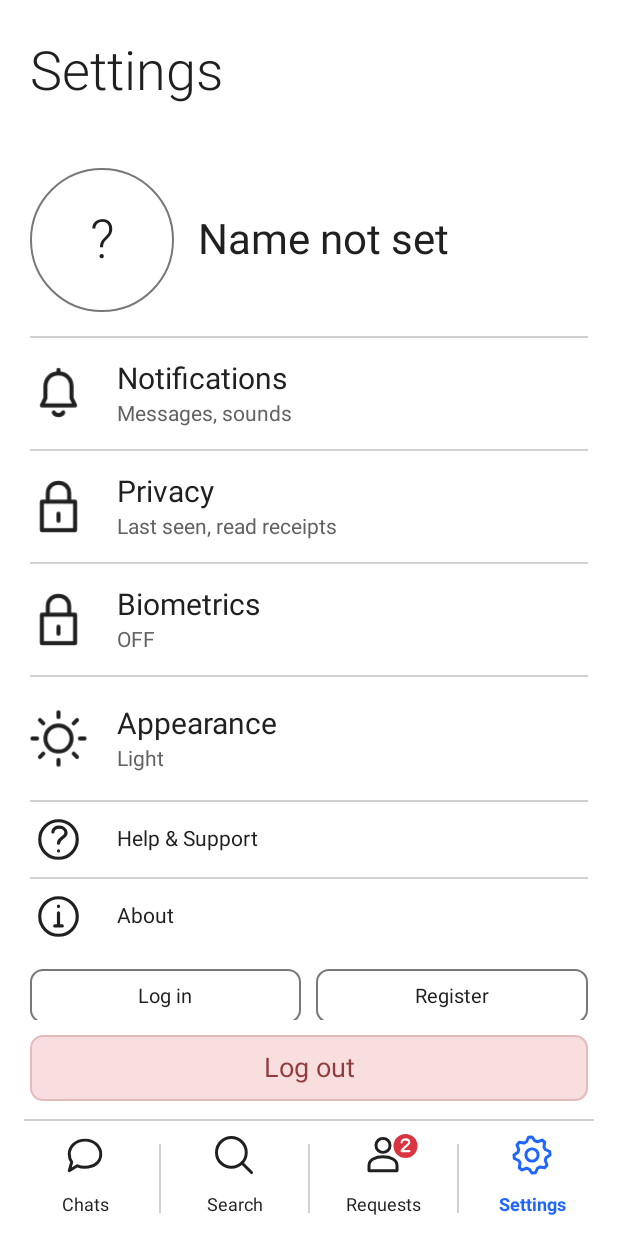
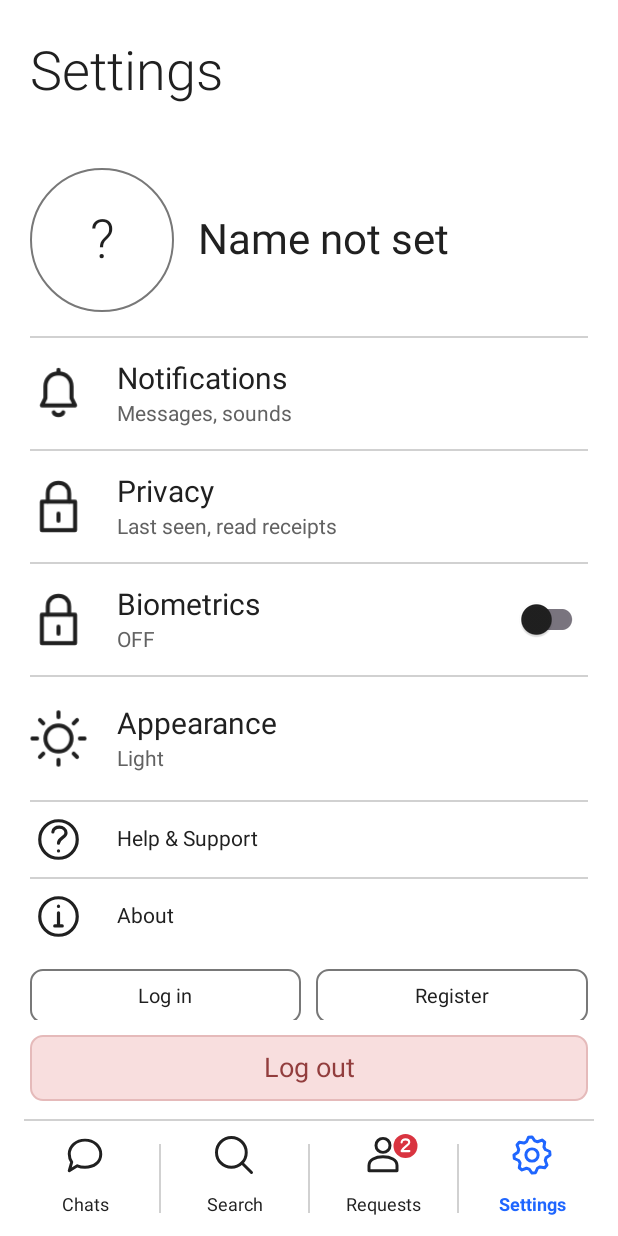
Before and after one commit to Xyandris/OffGrid, an Android app: the SettingsActivity screen opened directly, with no data from a screen before it, on a phone screen of 412 x 824 dp. Run offline under Robolectric (Android 15) with nearby library versions, the phone set to English and light mode, and no system bars; our stand-ins replace Firebase (no records; nobody signed in at launch, a user with empty details on screens opened directly).

Commit message:
changed biometrics setting in the settings menu

```diff
--- a/app/src/main/AndroidManifest.xml
+++ b/app/src/main/AndroidManifest.xml
@@ -15,7 +15,6 @@
         android:roundIcon="@mipmap/ic_launcher_round"
         android:supportsRtl="true"
         android:theme="@style/Theme.OffGrid">
-        <activity android:name=".BiometricsActivity" android:exported="false" />
         <activity android:name=".LockActivity" android:exported="false" android:launchMode="singleTop" />
         <activity android:name=".ChatActivity" android:exported="false" android:windowSoftInputMode="adjustResize" />
         <activity
--- a/app/src/main/java/com/example/offgrid/SettingsActivity.kt
+++ b/app/src/main/java/com/example/offgrid/SettingsActivity.kt
@@ -4,6 +4,8 @@ import android.content.Intent
 import android.content.res.Configuration
 import android.os.Bundle
 import android.view.View
+import android.view.WindowManager
+import android.widget.Toast
 import com.example.offgrid.databinding.ActivitySettingsBinding
 import com.google.android.material.dialog.MaterialAlertDialogBuilder
 import com.google.firebase.auth.FirebaseAuth
@@ -49,9 +51,24 @@ class SettingsActivity : BaseActivity() {
         bindMainTabs(binding.settingsScreen.bottomNavigation, MainTab.SETTINGS)
 
         val screen = binding.settingsScreen
-        screen.settingsBiometrics.setOnClickListener {
-            startActivity(Intent(this, BiometricsActivity::class.java))
+        val authentication = DeviceAuthentication(
+            this,
+            onSuccess = {
+                AppLock.setEnabled(this, true)
+                updateBiometrics()
+            },
+            onMessage = { Toast.makeText(this, it, Toast.LENGTH_SHORT).show() }
+        )
+        screen.settingsBiometricsSwitch.setOnCheckedChangeListener { _, checked ->
+            if (checked == AppLock.isEnabled(this)) return@setOnCheckedChangeListener
+            if (checked) {
+                authentication.authenticate()
+            } else {
+                AppLock.setEnabled(this, false)
+            }
+            updateBiometrics()
         }
+
         screen.settingsPrivacy.setOnClickListener {
             showSettingsInfo(
                 R.string.settings_privacy_title,
@@ -130,11 +147,19 @@ class SettingsActivity : BaseActivity() {
 
     override fun onResume() {
         super.onResume()
-        if (::binding.isInitialized) {
-            binding.settingsScreen.settingsBiometricsValue.setText(
-                if (AppLock.isEnabled(this)) R.string.biometrics_on else R.string.biometrics_off
-            )
-        }
+        if (::binding.isInitialized && !isFinishing) updateBiometrics()
+    }
+
+    private fun updateBiometrics() {
+        val enabled = AppLock.isEnabled(this)
+        val screen = binding.settingsScreen
+        screen.settingsBiometricsSwitch.isChecked = enabled
+        screen.settingsBiometricsValue.setText(
+            if (enabled) R.string.biometrics_on else R.string.biometrics_off
+        )
+
+        val secure = WindowManager.LayoutParams.FLAG_SECURE
+        window.setFlags(if (enabled) secure else 0, secure)
     }
 
     private fun showSettingsInfo(titleRes: Int, message: String) {
--- a/app/src/main/res/layout/screen_settings.xml
+++ b/app/src/main/res/layout/screen_settings.xml
@@ -196,10 +196,7 @@
                 android:minHeight="74dp"
                 android:paddingTop="10dp"
                 android:paddingBottom="10dp"
-                android:gravity="center_vertical"
-                android:background="?android:attr/selectableItemBackground"
-                android:clickable="true"
-                android:focusable="true">
+                android:gravity="center_vertical">
                 <ImageView
                     android:layout_width="38dp"
                     android:layout_height="38dp"
@@ -225,6 +222,14 @@
                         android:layout_marginTop="4dp"
                         android:text="@string/biometrics_off" />
                 </LinearLayout>
+                <com.google.android.material.switchmaterial.SwitchMaterial
+                    android:id="@+id/settings_biometrics_switch"
+                    android:layout_width="wrap_content"
+                    android:layout_height="48dp"
+                    android:layout_marginStart="8dp"
+                    android:minWidth="48dp"
+                    android:contentDescription="@string/biometrics_title"
+                    android:saveEnabled="false" />
             </LinearLayout>
             <View
                 android:layout_width="match_parent"
--- a/app/src/main/res/values/strings_biometrics.xml
+++ b/app/src/main/res/values/strings_biometrics.xml
@@ -3,11 +3,7 @@
     <string name="biometrics_title">Biometrics</string>
     <string name="biometrics_on">ON</string>
     <string name="biometrics_off">OFF</string>
-    <string name="biometrics_label">App lock</string>
-    <string name="biometrics_description">Confirm your identity when you return to the app after leaving it.</string>
-    <string name="biometrics_methods">Use biometrics when available, or your device PIN, pattern, or password.</string>
     <string name="biometrics_device_lock_required">Set up a device PIN, pattern, or password in your system settings first.</string>
-    <string name="biometrics_open_security">Device settings</string>
     <string name="authentication_title">Unlock OffGrid</string>
     <string name="authentication_subtitle">Use biometrics or your device PIN, pattern, or password.</string>
     <string name="authentication_cancelled">Authentication canceled. Please try again.</string>
```
Also changed, not shown: app/src/main/java/com/example/offgrid/BiometricsActivity.kt (deleted, +0 -85 lines), app/src/main/res/layout/activity_biometrics.xml (deleted, +0 -84 lines).
